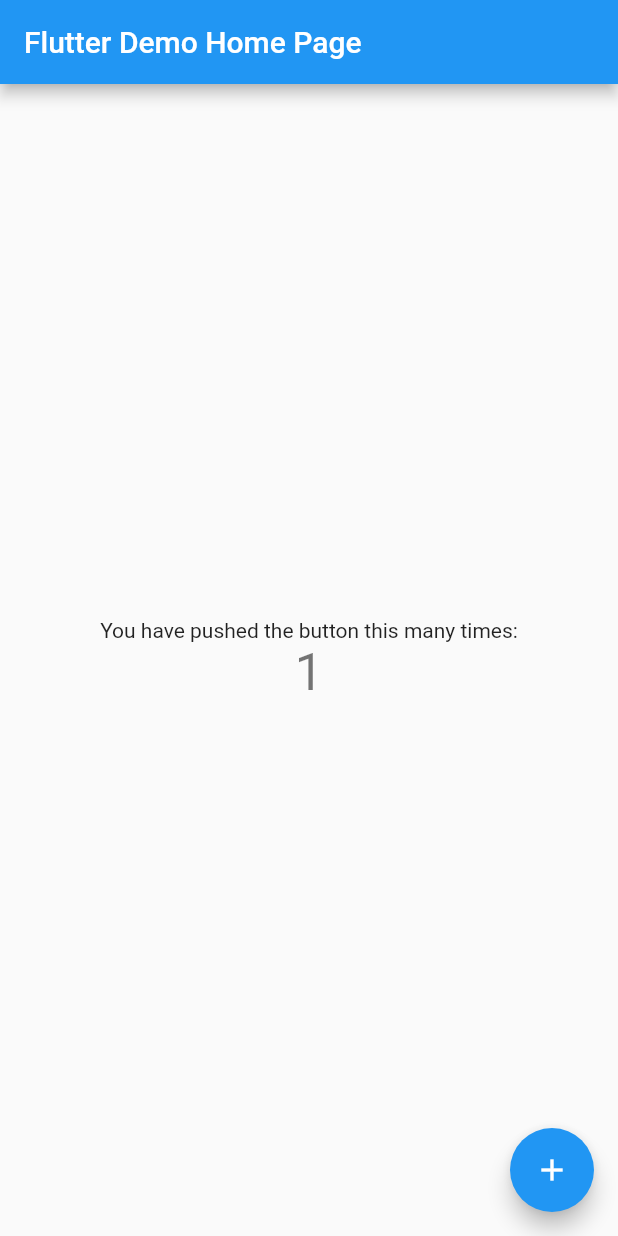
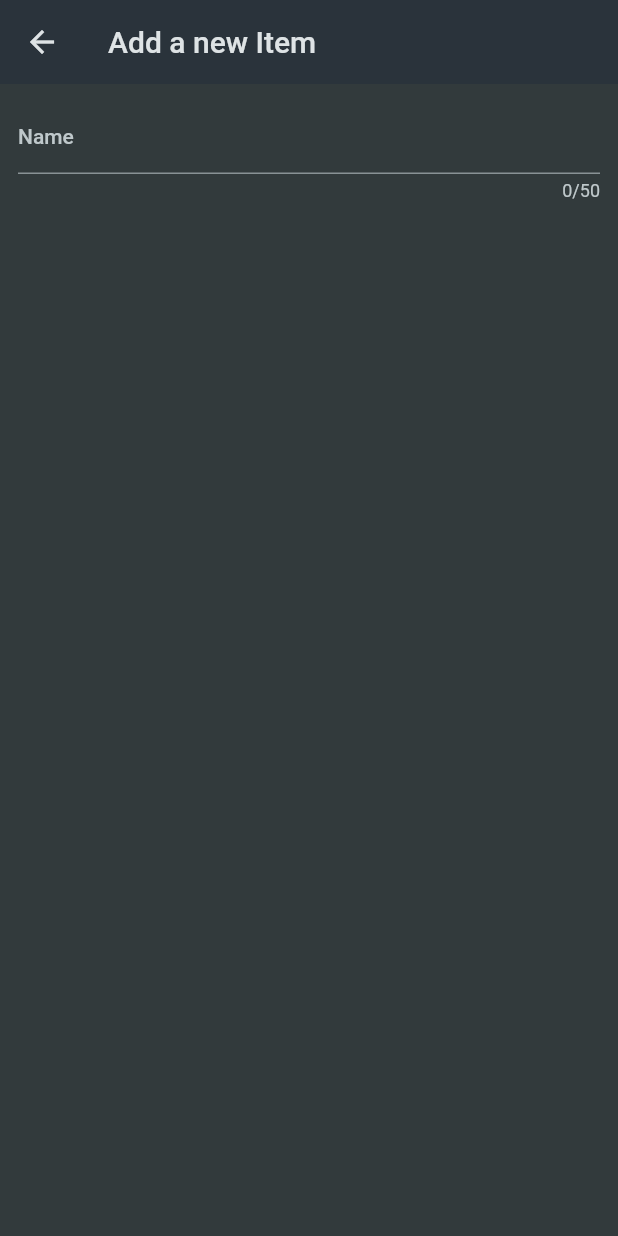
Before and after one commit to AnzathuPindani/shoppinglist, a Flutter app: the screen it shows after launch, after a tap on the "add" icon, on a phone screen of 412 x 824 dp. Run offline on Flutter 3.47's test engine with Material 2 defaults, Android fonts, the phone set to English and light mode, and no system bars.

Commit message:
Added Form Input

```diff
--- a/lib/main.dart
+++ b/lib/main.dart
@@ -1,4 +1,5 @@
 import 'package:flutter/material.dart';
+import 'package:shopinglis_app/widgets/grocery_list.dart';
 
 void main() {
   runApp(const MyApp());
@@ -11,105 +12,17 @@
   @override
   Widget build(BuildContext context) {
     return MaterialApp(
-      title: 'Flutter Demo',
-      theme: ThemeData(
-        // This is the theme of your application.
-        //
-        // Try running your application with "flutter run". You'll see the
-        // application has a blue toolbar. Then, without quitting the app, try
-        // changing the primarySwatch below to Colors.green and then invoke
-        // "hot reload" (press "r" in the console where you ran "flutter run",
-        // or simply save your changes to "hot reload" in a Flutter IDE).
-        // Notice that the counter didn't reset back to zero; the application
-        // is not restarted.
-        primarySwatch: Colors.blue,
+      title: 'Flutter Groceries',
+      theme: ThemeData.dark().copyWith(
+        useMaterial3: true,
+        colorScheme: ColorScheme.fromSeed(
+          seedColor: const Color.fromARGB(255, 147, 229, 250),
+          brightness: Brightness.dark,
+          surface: const Color.fromARGB(255, 42, 51, 59),
+        ),
+        scaffoldBackgroundColor: const Color.fromARGB(255, 50, 58, 60),
       ),
-      home: const MyHomePage(title: 'Flutter Demo Home Page'),
+      home: const GroceryList(),
     );
   }
 }
-
-class MyHomePage extends StatefulWidget {
-  const MyHomePage({super.key, required this.title});
-
-  // This widget is the home page of your application. It is stateful, meaning
-  // that it has a State object (defined below) that contains fields that affect
-  // how it looks.
-
-  // This class is the configuration for the state. It holds the values (in this
-  // case the title) provided by the parent (in this case the App widget) and
-  // used by the build method of the State. Fields in a Widget subclass are
-  // always marked "final".
-
-  final String title;
-
-  @override
-  State<MyHomePage> createState() => _MyHomePageState();
-}
-
-class _MyHomePageState extends State<MyHomePage> {
-  int _counter = 0;
-
-  void _incrementCounter() {
-    setState(() {
-      // This call to setState tells the Flutter framework that something has
-      // changed in this State, which causes it to rerun the build method below
-      // so that the display can reflect the updated values. If we changed
-      // _counter without calling setState(), then the build method would not be
-      // called again, and so nothing would appear to happen.
-      _counter++;
-    });
-  }
-
-  @override
-  Widget build(BuildContext context) {
-    // This method is rerun every time setState is called, for instance as done
-    // by the _incrementCounter method above.
-    //
-    // The Flutter framework has been optimized to make rerunning build methods
-    // fast, so that you can just rebuild anything that needs updating rather
-    // than having to individually change instances of widgets.
-    return Scaffold(
-      appBar: AppBar(
-        // Here we take the value from the MyHomePage object that was created by
-        // the App.build method, and use it to set our appbar title.
-        title: Text(widget.title),
-      ),
-      body: Center(
-        // Center is a layout widget. It takes a single child and positions it
-        // in the middle of the parent.
-        child: Column(
-          // Column is also a layout widget. It takes a list of children and
-          // arranges them vertically. By default, it sizes itself to fit its
-          // children horizontally, and tries to be as tall as its parent.
-          //
-          // Invoke "debug painting" (press "p" in the console, choose the
-          // "Toggle Debug Paint" action from the Flutter Inspector in Android
-          // Studio, or the "Toggle Debug Paint" command in Visual Studio Code)
-          // to see the wireframe for each widget.
-          //
-          // Column has various properties to control how it sizes itself and
-          // how it positions its children. Here we use mainAxisAlignment to
-          // center the children vertically; the main axis here is the vertical
-          // axis because Columns are vertical (the cross axis would be
-          // horizontal).
-          mainAxisAlignment: MainAxisAlignment.center,
-          children: <Widget>[
-            const Text(
-              'You have pushed the button this many times:',
-            ),
-            Text(
-              '$_counter',
-              style: Theme.of(context).textTheme.headline4,
-            ),
-          ],
-        ),
-      ),
-      floatingActionButton: FloatingActionButton(
-        onPressed: _incrementCounter,
-        tooltip: 'Increment',
-        child: const Icon(Icons.add),
-      ), // This trailing comma makes auto-formatting nicer for build methods.
-    );
-  }
-}
--- /dev/null
+++ b/lib/widgets/grocery_list.dart
@@ -0,0 +1,42 @@
+import 'package:flutter/material.dart';
+import 'package:shopinglis_app/data/dummy_items.dart';
+import 'package:shopinglis_app/widgets/new_item.dart';
+
+class GroceryList extends StatefulWidget {
+  const GroceryList({super.key});
+
+  @override
+  State<GroceryList> createState() => _GroceryListState();
+}
+
+class _GroceryListState extends State<GroceryList> {
+  void _addItem() {
+    Navigator.of(context).push(MaterialPageRoute(
+      builder: (ctx) => const NewItem(),
+    ));
+  }
+
+  @override
+  Widget build(BuildContext context) {
+    return Scaffold(
+      appBar: AppBar(
+        title: const Text('Your Groceries'),
+        actions: [IconButton(onPressed: _addItem, icon: const Icon(Icons.add))],
+      ),
+      body: ListView.builder(
+        itemCount: groceryItems.length,
+        itemBuilder: (ctx, index) => ListTile(
+          title: Text(groceryItems[index].name),
+          leading: Container(
+            width: 24,
+            height: 24,
+            color: groceryItems[index].category.color,
+          ),
+          trailing: Text(
+            groceryItems[index].quantity.toString(),
+          ),
+        ),
+      ),
+    );
+  }
+}
--- /dev/null
+++ b/lib/widgets/new_item.dart
@@ -0,0 +1,37 @@
+import 'package:flutter/material.dart';
+
+class NewItem extends StatefulWidget {
+  const NewItem({super.key});
+
+  @override
+  State<NewItem> createState() => _NewItemState();
+}
+
+class _NewItemState extends State<NewItem> {
+  @override
+  Widget build(BuildContext context) {
+    return Scaffold(
+      appBar: AppBar(
+        title: const Text('Add a new Item'),
+      ),
+      body: Padding(
+        padding: const EdgeInsets.all(12),
+        child: Form(
+          child: Column(
+            children: [
+              TextFormField(
+                maxLength: 50,
+                decoration: const InputDecoration(
+                  label: Text('Name'),
+                ),
+                validator: (value) {
+                  return 'Demo ..';
+                },
+              ),
+            ],
+          ),
+        ),
+      ),
+    );
+  }
+}
```
Also changed, not shown: lib/data/categories.dart (added, +46 -0 lines), lib/data/dummy_items.dart (added, +21 -0 lines), lib/models/category.dart (added, +20 -0 lines), lib/models/grocery_item.dart (added, +14 -0 lines).
